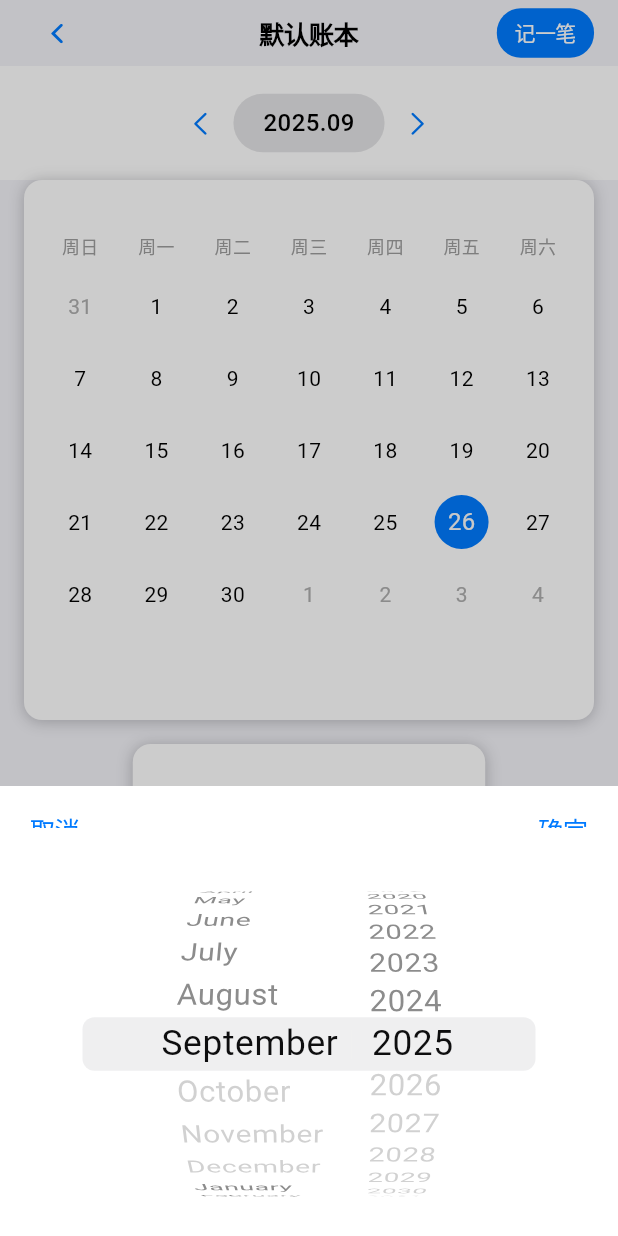
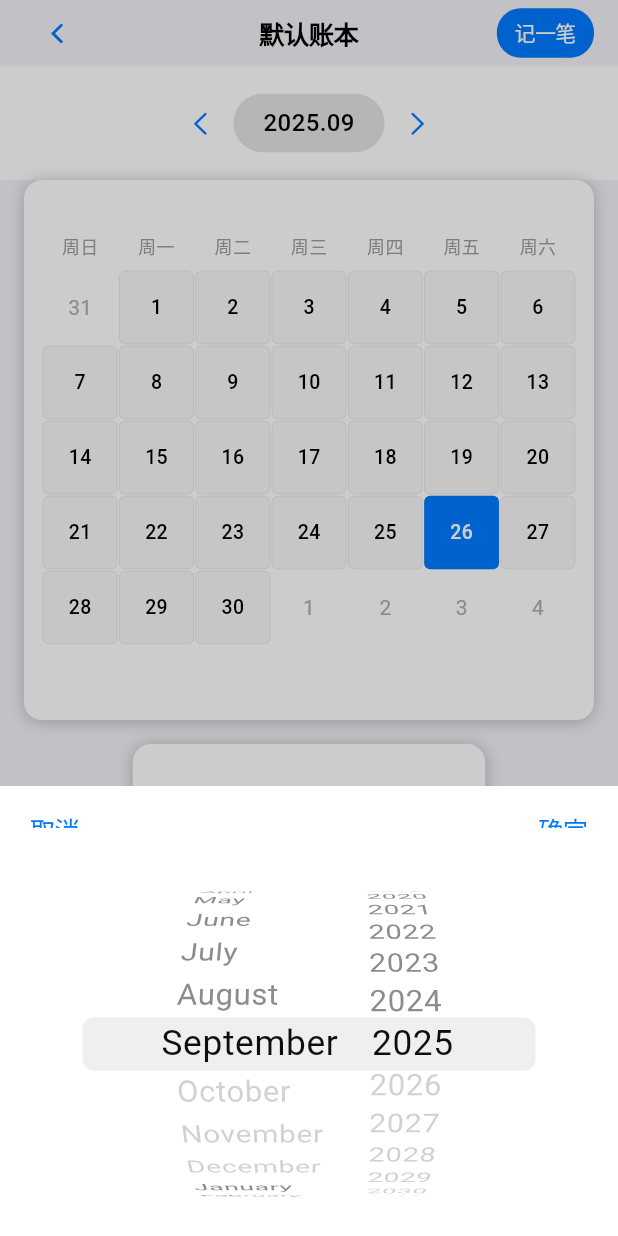
Before and after one commit to adoom2017/mini_money_flutter, a Flutter app: the HomeScreen screen opened by its route, after a tap on an icon or button, on a phone screen of 412 x 824 dp. Run offline on Flutter 3.47's test engine with Material 3 defaults, Android fonts, the phone set to English and light mode, and no system bars; drawn by our look-alikes of table_calendar; our stand-ins replace fl_chart, go_router, image_picker, logger, shared_preferences; accounts and stored records are empty; network calls fail.

```diff
--- a/lib/api/api_service.dart
+++ b/lib/api/api_service.dart
@@ -5,6 +5,14 @@ import '../utils/app_logger.dart';
 
 class ApiService {
   final String _baseUrl = 'http://127.0.0.1:8080/api';
+
+  // 401错误回调函数
+  static void Function()? _onUnauthorized;
+
+  // 设置401错误处理回调
+  static void setUnauthorizedCallback(void Function() callback) {
+    _onUnauthorized = callback;
+  }
 
   Future<String?> _getToken() async {
     final prefs = await SharedPreferences.getInstance();
@@ -61,6 +69,11 @@ class ApiService {
         body: response.body,
         contentLength: response.contentLength,
       );
+
+      // 检查是否为401未授权错误
+      if (response.statusCode == 401 && _onUnauthorized != null) {
+        _onUnauthorized!();
+      }
 
       return response;
     } catch (e, stackTrace) {
--- a/lib/providers/home_provider.dart
+++ b/lib/providers/home_provider.dart
@@ -77,19 +77,7 @@ class HomeProvider with ChangeNotifier {
 
     if (response.statusCode == 200) {
       final data = jsonDecode(response.body) as List;
-      AppLogger.info('Raw API response data length: ${data.length}');
-      AppLogger.info('Raw API response: ${response.body}');
-
       _transactions = data.map((item) => Transaction.fromJson(item)).toList();
-
-      AppLogger.info('Parsed transactions count: ${_transactions.length}');
-      for (var t in _transactions) {
-        AppLogger.info(
-            '  Transaction: date=${t.date.toIso8601String()}, amount=${t.amount}, type=${t.type}');
-      }
-
-      AppLogger.info(
-          'HomeProvider._transactions list now has ${_transactions.length} items');
     } else {
       AppLogger.error(
           'Failed to fetch transactions, status: ${response.statusCode}');
--- a/lib/screens/edit_transaction_screen.dart
+++ b/lib/screens/edit_transaction_screen.dart
@@ -1,6 +1,5 @@
 import 'dart:convert';
 import 'package:flutter/cupertino.dart';
-import 'package:flutter/material.dart';
 import 'package:go_router/go_router.dart';
 import 'package:intl/intl.dart';
 import '../api/api_service.dart';
--- a/lib/screens/home_screen.dart
+++ b/lib/screens/home_screen.dart
@@ -1,5 +1,4 @@
 import 'dart:convert';
-import 'package:flutter/material.dart';
 import 'package:flutter/cupertino.dart';
 import 'package:go_router/go_router.dart';
 import 'package:provider/provider.dart';
@@ -26,13 +25,9 @@ class _HomeScreenState extends State<HomeScreen> {
   @override
   void initState() {
     super.initState();
-    AppLogger.info('HomeScreen initState called');
     _homeProvider = HomeProvider();
     WidgetsBinding.instance.addPostFrameCallback((_) {
-      AppLogger.info('HomeScreen postFrameCallback executing');
-      AppLogger.info('HomeScreen got HomeProvider, calling fetchData');
       _homeProvider.fetchData().then((_) {
-        AppLogger.info('HomeScreen fetchData completed');
         _fetchTransactionsForDay(DateTime.now());
       }).catchError((error) {
         AppLogger.error('HomeScreen fetchData failed: $error');
--- a/lib/screens/login_screen.dart
+++ b/lib/screens/login_screen.dart
@@ -1,6 +1,5 @@
 import 'dart:convert';
 import 'package:flutter/cupertino.dart';
-import 'package:flutter/material.dart';
 import 'package:provider/provider.dart';
 import '../api/api_service.dart';
 import '../providers/auth_provider.dart';
--- a/lib/screens/settings_screen.dart
+++ b/lib/screens/settings_screen.dart
@@ -1,5 +1,4 @@
 import 'package:flutter/cupertino.dart';
-import 'package:flutter/material.dart';
 import 'package:provider/provider.dart';
 import '../providers/auth_provider.dart';
 import '../providers/user_provider.dart';
--- a/lib/widgets/home_calendar.dart
+++ b/lib/widgets/home_calendar.dart
@@ -71,13 +71,6 @@ class _HomeCalendarState extends State<HomeCalendar> {
 
   @override
   Widget build(BuildContext context) {
-    AppLogger.info(
-        'HomeCalendar build: ${widget.transactions.length} transactions available');
-    for (var t in widget.transactions) {
-      AppLogger.info(
-          'Transaction: ${t.date.toIso8601String()}, amount: ${t.amount}');
-    }
-
     return Padding(
       padding: const EdgeInsets.all(12.0),
       child: TableCalendar<Transaction>(
@@ -87,7 +80,7 @@ class _HomeCalendarState extends State<HomeCalendar> {
         selectedDayPredicate: (day) => isSameDay(_selectedDay, day),
         onDaySelected: _onDaySelected,
         eventLoader: _getEventsForDay,
-        rowHeight: 48, // 增加行高以容纳收入支出文字
+        rowHeight: 50, // 进一步减少行高以避免溢出
         daysOfWeekHeight: 32, // 固定星期标题高度
         headerStyle: const HeaderStyle(
           formatButtonVisible: false,
@@ -104,16 +97,19 @@ class _HomeCalendarState extends State<HomeCalendar> {
           defaultTextStyle: TextStyle(color: CupertinoColors.label),
           todayDecoration: BoxDecoration(
             color: CupertinoColors.systemOrange,
-            shape: BoxShape.circle,
+            shape: BoxShape.rectangle,
+            borderRadius: BorderRadius.all(Radius.circular(8)),
           ),
           selectedDecoration: BoxDecoration(
             color: CupertinoColors.systemBlue,
-            shape: BoxShape.circle,
+            shape: BoxShape.rectangle,
+            borderRadius: BorderRadius.all(Radius.circular(8)),
           ),
-          markersMaxCount: 3, // 增加最大标记数量
+          markersMaxCount: 3,
           markerDecoration: BoxDecoration(
             color: Colors.transparent,
           ),
+          cellMargin: EdgeInsets.all(2),
         ),
         daysOfWeekStyle: const DaysOfWeekStyle(
           weekdayStyle:
@@ -122,6 +118,15 @@ class _HomeCalendarState extends State<HomeCalendar> {
               TextStyle(color: CupertinoColors.placeholderText, fontSize: 12),
         ),
         calendarBuilders: CalendarBuilders(
+          defaultBuilder: (context, day, focusedDay) {
+            return _buildDayCell(day, false, false);
+          },
+          todayBuilder: (context, day, focusedDay) {
+            return _buildDayCell(day, true, false);
+          },
+          selectedBuilder: (context, day, focusedDay) {
+            return _buildDayCell(day, false, true);
+          },
           markerBuilder: (context, day, events) {
             if (events.isNotEmpty) {
               return _buildEventsMarker(day, events);
@@ -146,17 +151,14 @@ class _HomeCalendarState extends State<HomeCalendar> {
     );
   }
 
-  Widget _buildEventsMarker(DateTime day, List events) {
+  Widget _buildDayCell(DateTime day, bool isToday, bool isSelected) {
+    // 获取当天的交易数据
     final dayTransactions = widget.transactions
         .where((t) =>
             t.date.year == day.year &&
             t.date.month == day.month &&
             t.date.day == day.day)
         .toList();
-
-    if (dayTransactions.isEmpty) {
-      return Container();
-    }
 
     double income = dayTransactions
         .where((t) => t.amount > 0)
@@ -166,47 +168,80 @@ class _HomeCalendarState extends State<HomeCalendar> {
         .where((t) => t.amount < 0)
         .fold(0.0, (sum, t) => sum - t.amount);
 
-    return Positioned(
-      bottom: 4,
-      left: 4,
-      right: 4,
-      child: Row(
-        mainAxisAlignment: MainAxisAlignment.spaceEvenly,
+    Color backgroundColor = const Color.fromRGBO(247, 247, 247, 1.0);
+    Color textColor = CupertinoColors.label;
+
+    if (isSelected) {
+      backgroundColor = CupertinoColors.systemBlue;
+      textColor = CupertinoColors.white;
+    } else if (isToday) {
+      backgroundColor = CupertinoColors.systemOrange;
+      textColor = CupertinoColors.white;
+    }
+
+    return Container(
+      width: 44, // 固定宽度
+      height: 44, // 固定高度
+      margin: const EdgeInsets.all(0.5),
+      decoration: BoxDecoration(
+        color: backgroundColor,
+        borderRadius: BorderRadius.circular(4),
+        border: dayTransactions.isNotEmpty
+            ? Border.all(
+                color: CupertinoColors.separator.withOpacity(0.4),
+                width: 1,
+              )
+            : Border.all(
+                color: CupertinoColors.separator.withOpacity(0.1),
+                width: 0.5,
+              ),
+      ),
+      child: Column(
+        mainAxisAlignment: MainAxisAlignment.center,
         children: [
-          if (income > 0)
-            Container(
-              padding: const EdgeInsets.symmetric(horizontal: 2, vertical: 1),
-              decoration: BoxDecoration(
-                color: CupertinoColors.systemGreen,
-                borderRadius: BorderRadius.circular(2),
-              ),
-              child: Text(
-                '+${income.toInt()}',
-                style: const TextStyle(
-                  color: CupertinoColors.white,
+          Text(
+            '${day.day}',
+            style: TextStyle(
+              color: textColor,
+              fontSize: 13,
+              fontWeight: dayTransactions.isNotEmpty
+                  ? FontWeight.w600
+                  : FontWeight.w500,
+            ),
+          ),
+          if (dayTransactions.isNotEmpty) ...[
+            const SizedBox(height: 1),
+            if (expense > 0)
+              Text(
+                '-${expense.toInt()}',
+                style: TextStyle(
+                  color: isSelected || isToday
+                      ? CupertinoColors.white.withOpacity(0.9)
+                      : CupertinoColors.systemRed,
                   fontSize: 8,
-                  fontWeight: FontWeight.w600,
+                  fontWeight: FontWeight.w700,
                 ),
               ),
-            ),
-          if (expense > 0)
-            Container(
-              padding: const EdgeInsets.symmetric(horizontal: 2, vertical: 1),
-              decoration: BoxDecoration(
-                color: CupertinoColors.systemRed,
-                borderRadius: BorderRadius.circular(2),
-              ),
-              child: Text(
-                '-${expense.toInt()}',
-                style: const TextStyle(
-                  color: CupertinoColors.white,
+            if (income > 0)
+              Text(
+                '+${income.toInt()}',
+                style: TextStyle(
+                  color: isSelected || isToday
+                      ? CupertinoColors.white.withOpacity(0.9)
+                      : CupertinoColors.systemGreen,
                   fontSize: 8,
-                  fontWeight: FontWeight.w600,
+                  fontWeight: FontWeight.w700,
                 ),
               ),
-            ),
+          ],
         ],
       ),
     );
   }
+
+  Widget _buildEventsMarker(DateTime day, List events) {
+    // 这个方法现在主要用于TableCalendar的内部逻辑
+    // 实际的显示由_buildDayCell处理
+    return Container();
+  }
 }
```
Also changed, not shown: lib/main.dart (+7 -1 lines), 2 other files.
